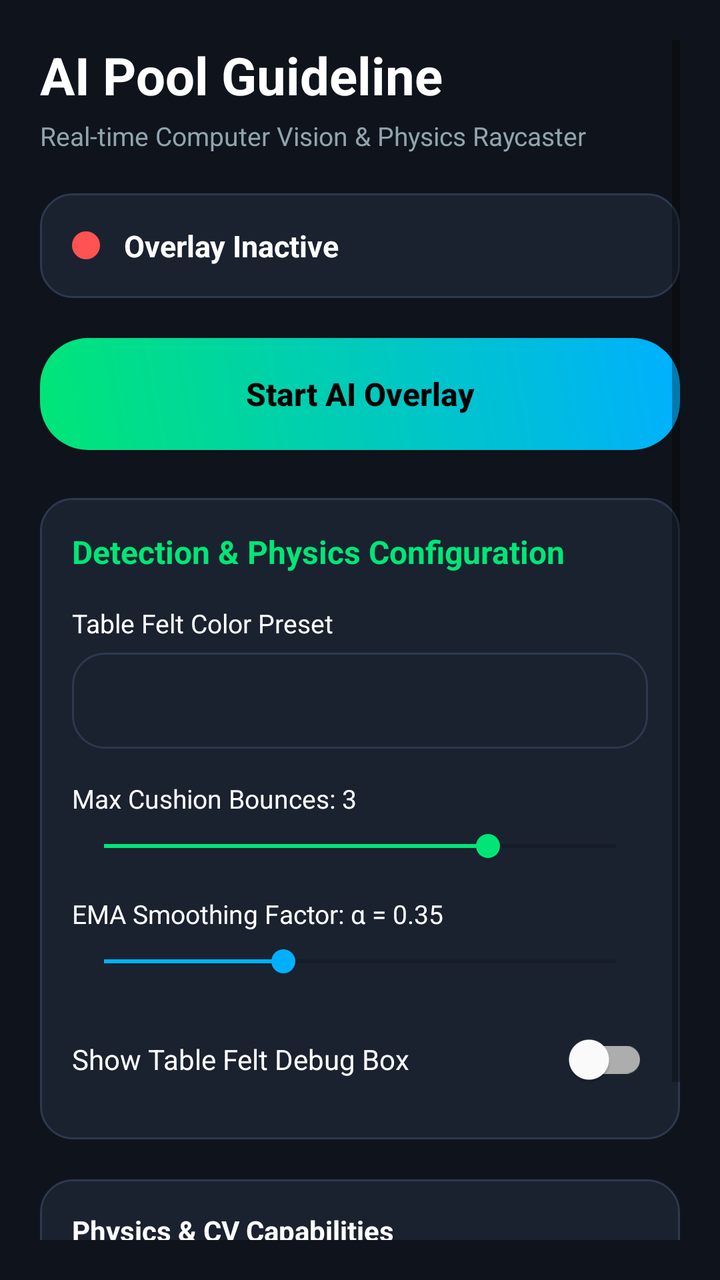
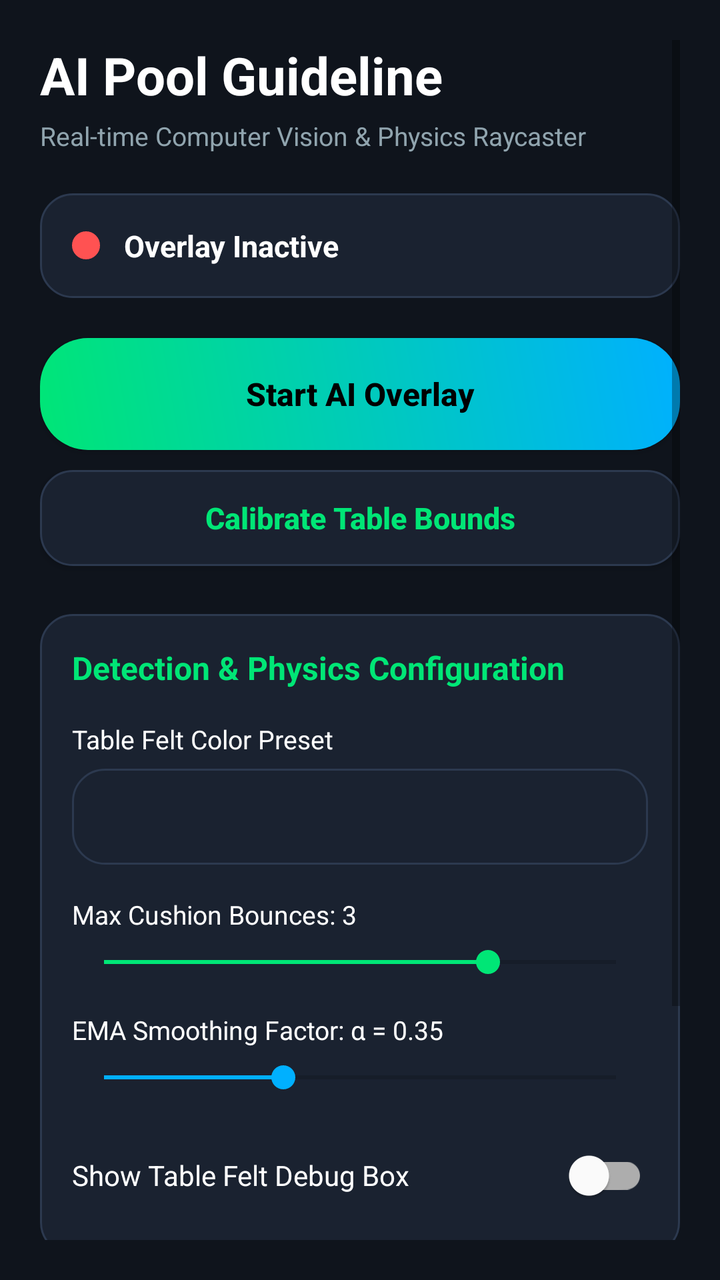

Compare the two renders of this Android layout. The source of the first and the diff that turns it into the second are given below.
<!-- AndroidManifest.xml: activity theme Theme.PoolGuideOverlay -->
<!-- res/layout/activity_main.xml -->
<?xml version="1.0" encoding="utf-8"?>
<ScrollView xmlns:android="http://schemas.android.com/apk/res/android"
    xmlns:app="http://schemas.android.com/apk/res-auto"
    xmlns:tools="http://schemas.android.com/tools"
    android:layout_width="match_parent"
    android:layout_height="match_parent"
    android:background="@color/background_dark"
    android:fillViewport="true"
    android:padding="20dp">

    <LinearLayout
        android:layout_width="match_parent"
        android:layout_height="wrap_content"
        android:orientation="vertical">

        
        <TextView
            android:id="@+id/tvAppTitle"
            android:layout_width="wrap_content"
            android:layout_height="wrap_content"
            android:text="@string/title_dashboard"
            android:textColor="@color/text_primary"
            android:textSize="26sp"
            android:textStyle="bold" />

        <TextView
            android:id="@+id/tvAppSubtitle"
            android:layout_width="wrap_content"
            android:layout_height="wrap_content"
            android:layout_marginTop="4dp"
            android:text="@string/subtitle_dashboard"
            android:textColor="@color/text_secondary"
            android:textSize="13sp" />

        
        <LinearLayout
            android:layout_width="match_parent"
            android:layout_height="wrap_content"
            android:layout_marginTop="20dp"
            android:background="@drawable/card_background"
            android:gravity="center_vertical"
            android:orientation="horizontal"
            android:padding="16dp">

            <View
                android:id="@+id/viewStatusDot"
                android:layout_width="14dp"
                android:layout_height="14dp"
                android:background="@drawable/card_background"
                android:backgroundTint="@color/accent_red" />

            <TextView
                android:id="@+id/tvStatus"
                android:layout_width="wrap_content"
                android:layout_height="wrap_content"
                android:layout_marginStart="12dp"
                android:text="@string/status_inactive"
                android:textColor="@color/text_primary"
                android:textSize="15sp"
                android:textStyle="bold" />

        </LinearLayout>

        
        <LinearLayout
            android:id="@+id/layoutPermissionWarning"
            android:layout_width="match_parent"
            android:layout_height="wrap_content"
            android:layout_marginTop="16dp"
            android:background="@drawable/card_background"
            android:orientation="vertical"
            android:padding="16dp"
            android:visibility="gone"
            tools:visibility="visible">

            <TextView
                android:layout_width="wrap_content"
                android:layout_height="wrap_content"
                android:text="@string/permission_overlay_title"
                android:textColor="@color/secondary"
                android:textSize="15sp"
                android:textStyle="bold" />

            <TextView
                android:layout_width="wrap_content"
                android:layout_height="wrap_content"
                android:layout_marginTop="6dp"
                android:text="@string/permission_overlay_desc"
                android:textColor="@color/text_secondary"
                android:textSize="13sp" />

            <Button
                android:id="@+id/btnGrantOverlay"
                android:layout_width="match_parent"
                android:layout_height="48dp"
                android:layout_marginTop="12dp"
                android:background="@drawable/card_background"
                android:text="@string/permission_overlay_grant"
                android:textColor="@color/text_primary"
                android:textAllCaps="false" />

        </LinearLayout>

        
        <Button
            android:id="@+id/btnToggleOverlay"
            android:layout_width="match_parent"
            android:layout_height="56dp"
            android:layout_marginTop="20dp"
            android:background="@drawable/button_gradient"
            android:text="@string/btn_start"
            android:textColor="#000000"
            android:textSize="16sp"
            android:textStyle="bold"
            android:textAllCaps="false" />

        
        <LinearLayout
            android:layout_width="match_parent"
            android:layout_height="wrap_content"
            android:layout_marginTop="24dp"
            android:background="@drawable/card_background"
            android:orientation="vertical"
            android:padding="16dp">

            <TextView
                android:layout_width="wrap_content"
                android:layout_height="wrap_content"
                android:text="@string/section_config"
                android:textColor="@color/primary"
                android:textSize="16sp"
                android:textStyle="bold" />

            
            <TextView
                android:layout_width="wrap_content"
                android:layout_height="wrap_content"
                android:layout_marginTop="16dp"
                android:text="@string/label_felt_preset"
                android:textColor="@color/text_primary"
                android:textSize="13sp" />

            <Spinner
                android:id="@+id/spinnerFeltPreset"
                android:layout_width="match_parent"
                android:layout_height="48dp"
                android:layout_marginTop="6dp"
                android:background="@drawable/card_background"
                android:popupBackground="@color/surface_dark" />

            
            <TextView
                android:id="@+id/tvBouncesLabel"
                android:layout_width="wrap_content"
                android:layout_height="wrap_content"
                android:layout_marginTop="16dp"
                android:text="Max Cushion Bounces: 3"
                android:textColor="@color/text_primary"
                android:textSize="13sp" />

            <SeekBar
                android:id="@+id/sbBounces"
                android:layout_width="match_parent"
                android:layout_height="wrap_content"
                android:layout_marginTop="6dp"
                android:max="4"
                android:progress="3"
                android:progressTint="@color/primary"
                android:thumbTint="@color/primary" />

            
            <TextView
                android:id="@+id/tvSmoothingLabel"
                android:layout_width="wrap_content"
                android:layout_height="wrap_content"
                android:layout_marginTop="16dp"
                android:text="EMA Smoothing Factor: \u03B1 = 0.35"
                android:textColor="@color/text_primary"
                android:textSize="13sp" />

            <SeekBar
                android:id="@+id/sbSmoothing"
                android:layout_width="match_parent"
                android:layout_height="wrap_content"
                android:layout_marginTop="6dp"
                android:max="100"
                android:progress="35"
                android:progressTint="@color/primary_variant"
                android:thumbTint="@color/primary_variant" />

            
            <com.google.android.material.switchmaterial.SwitchMaterial
                android:id="@+id/switchDebugBounds"
                android:layout_width="match_parent"
                android:layout_height="wrap_content"
                android:layout_marginTop="16dp"
                android:text="@string/label_show_debug"
                android:textColor="@color/text_primary"
                app:useMaterialThemeColors="true" />

        </LinearLayout>

        
        <LinearLayout
            android:layout_width="match_parent"
            android:layout_height="wrap_content"
            android:layout_marginTop="20dp"
            android:background="@drawable/card_background"
            android:orientation="vertical"
            android:padding="16dp">

            <TextView
                android:layout_width="wrap_content"
                android:layout_height="wrap_content"
                android:text="Physics &amp; CV Capabilities"
                android:textColor="@color/text_primary"
                android:textSize="14sp"
                android:textStyle="bold" />

            <TextView
                android:layout_width="wrap_content"
                android:layout_height="wrap_content"
                android:layout_marginTop="8dp"
                android:text="• Multi-Bounce Raycasting (Up to 4 bank reflections)\n• 90° Cue Ball Tangent Deflection Path\n• Ghost Ball Aim Center Point (2R Offset)\n• Real-Time Pocket Alignment Scoring\n• Zero-Heap-Allocation 60 FPS Render Pipeline"
                android:textColor="@color/text_secondary"
                android:lineSpacingExtra="4dp"
                android:textSize="12sp" />

        </LinearLayout>

    </LinearLayout>
</ScrollView>
<!-- resources referenced by this layout -->
<resources>
  <color name="accent_red">#FF5252</color>
  <color name="background_dark">#0F141C</color>
  <color name="primary">#00E676</color>
  <color name="primary_variant">#00B0FF</color>
  <color name="secondary">#FFAB00</color>
  <color name="surface_dark">#1A2230</color>
  <color name="text_primary">#FFFFFF</color>
  <color name="text_secondary">#90A4AE</color>
  <!-- drawable button_gradient (drawable) -->
  <?xml version="1.0" encoding="utf-8"?>
  <shape xmlns:android="http://schemas.android.com/apk/res/android"
      android:shape="rectangle">
      <gradient
          android:angle="45"
          android:startColor="#00E676"
          android:endColor="#00B0FF"
          android:type="linear" />
      <corners android:radius="24dp" />
  </shape>
  <!-- drawable card_background (drawable) -->
  <?xml version="1.0" encoding="utf-8"?>
  <shape xmlns:android="http://schemas.android.com/apk/res/android"
      android:shape="rectangle">
      <solid android:color="@color/surface_dark" />
      <stroke
          android:width="1dp"
          android:color="@color/card_border" />
      <corners android:radius="16dp" />
  </shape>
  <string name="btn_start">Start AI Overlay</string>
  <string name="label_felt_preset">Table Felt Color Preset</string>
  <string name="label_show_debug">Show Table Felt Debug Box</string>
  <string name="permission_overlay_desc">This app needs permission to draw guided trajectory lines on top of your pool game.</string>
  <string name="permission_overlay_grant">Grant Overlay Permission</string>
  <string name="permission_overlay_title">System Overlay Permission Required</string>
  <string name="section_config">Detection &amp; Physics Configuration</string>
  <string name="status_inactive">Overlay Inactive</string>
  <string name="subtitle_dashboard">Real-time Computer Vision &amp; Physics Raycaster</string>
  <string name="title_dashboard">AI Pool Guideline</string>
  <style name="Theme.PoolGuideOverlay" parent="Theme.MaterialComponents.DayNight.NoActionBar">
          <item name="colorPrimary">@color/primary</item>
          <item name="colorPrimaryVariant">@color/primary_variant</item>
          <item name="colorSecondary">@color/secondary</item>
          <item name="android:statusBarColor">@color/background_dark</item>
          <item name="android:navigationBarColor">@color/background_dark</item>
          <item name="android:windowBackground">@color/background_dark</item>
      </style>
  <color name="card_border">#2C394F</color>
</resources>

<!-- the commit's change to res/layout/activity_main.xml (unified diff, before → after) -->
@@ -115,6 +115,19 @@
             android:textAllCaps="false" />
 
         
+        <Button
+            android:id="@+id/btnCalibrateTable"
+            android:layout_width="match_parent"
+            android:layout_height="48dp"
+            android:layout_marginTop="10dp"
+            android:background="@drawable/card_background"
+            android:text="Calibrate Table Bounds"
+            android:textColor="@color/primary"
+            android:textSize="15sp"
+            android:textStyle="bold"
+            android:textAllCaps="false" />
+
+        
         <LinearLayout
             android:layout_width="match_parent"
             android:layout_height="wrap_content"
